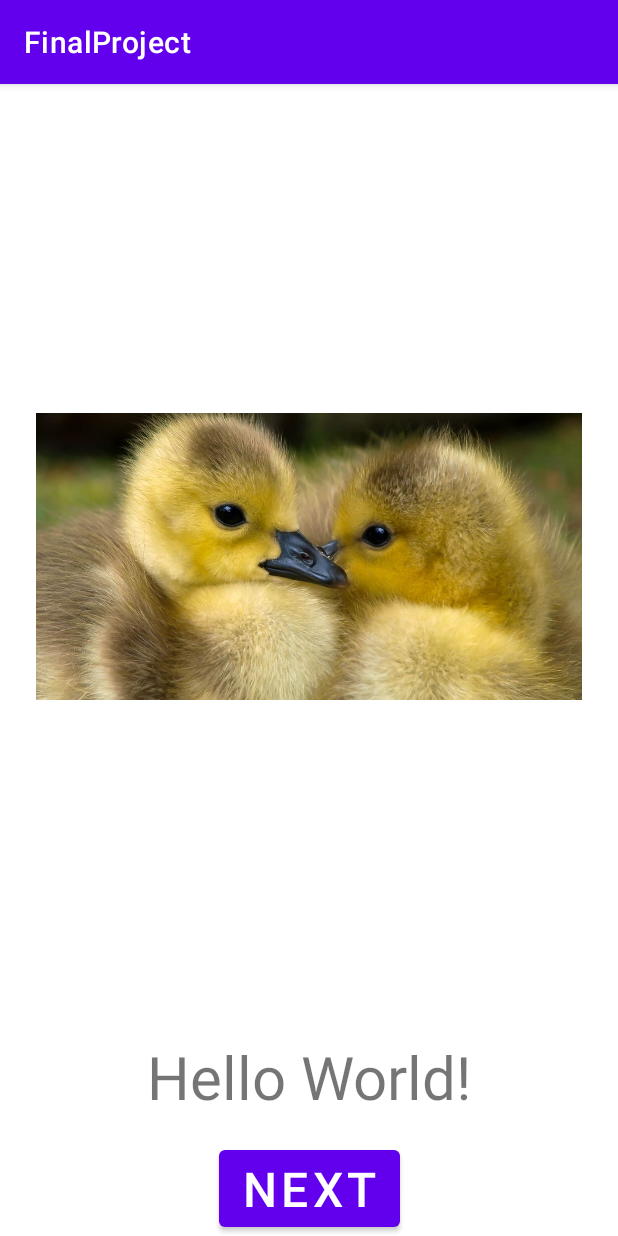
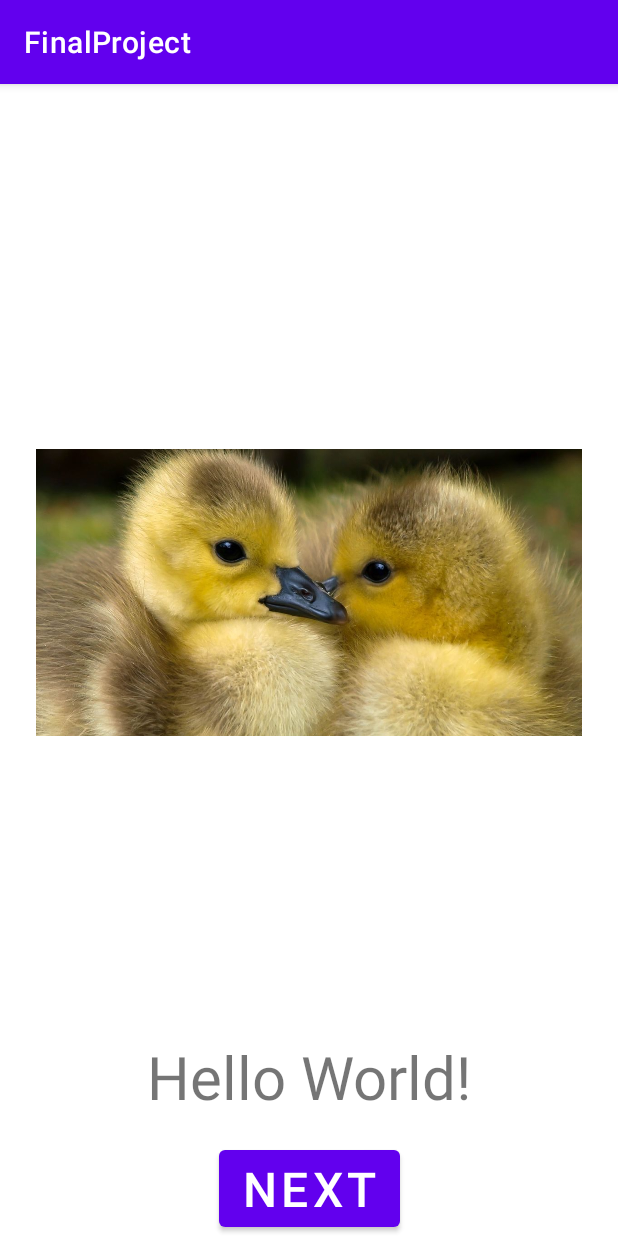
Before and after one commit to guslearn-GH/InspirationalQuacks, an Android app: the screen it shows after launch (MainActivity), on a phone screen of 412 x 824 dp. Run offline under Robolectric (Android 15) with nearby library versions, the phone set to English and light mode, and no system bars; our stand-ins replace RxJava; libraries missing offline, so code that uses them is left out: hu.akarnokd.rxjava3; pictures from the network do not load; 3 statements that could not run were skipped.

Commit message:
adjust layout
center information and padded image

```diff
--- a/app/src/main/res/layout/quack_fragment.xml
+++ b/app/src/main/res/layout/quack_fragment.xml
@@ -10,6 +10,7 @@
         android:id="@+id/iv_duckImg"
         android:layout_width="match_parent"
         android:layout_height="wrap_content"
+        android:paddingTop="24dp"
         android:paddingLeft="24dp"
         android:paddingRight="24dp"
 
@@ -29,6 +30,7 @@
         app:layout_constraintLeft_toLeftOf="parent"
         app:layout_constraintRight_toRightOf="parent"
         app:layout_constraintBottom_toTopOf="@id/btn_nextQuack"
+        android:gravity="center"
         android:paddingBottom="16dp"
 
 
```
